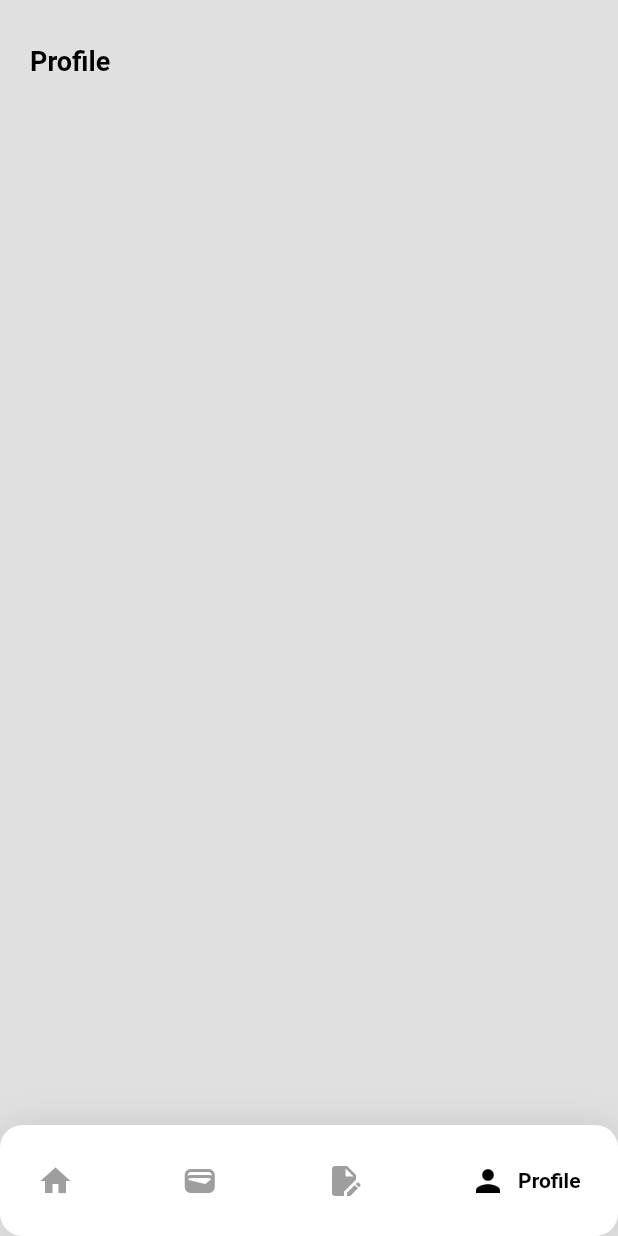
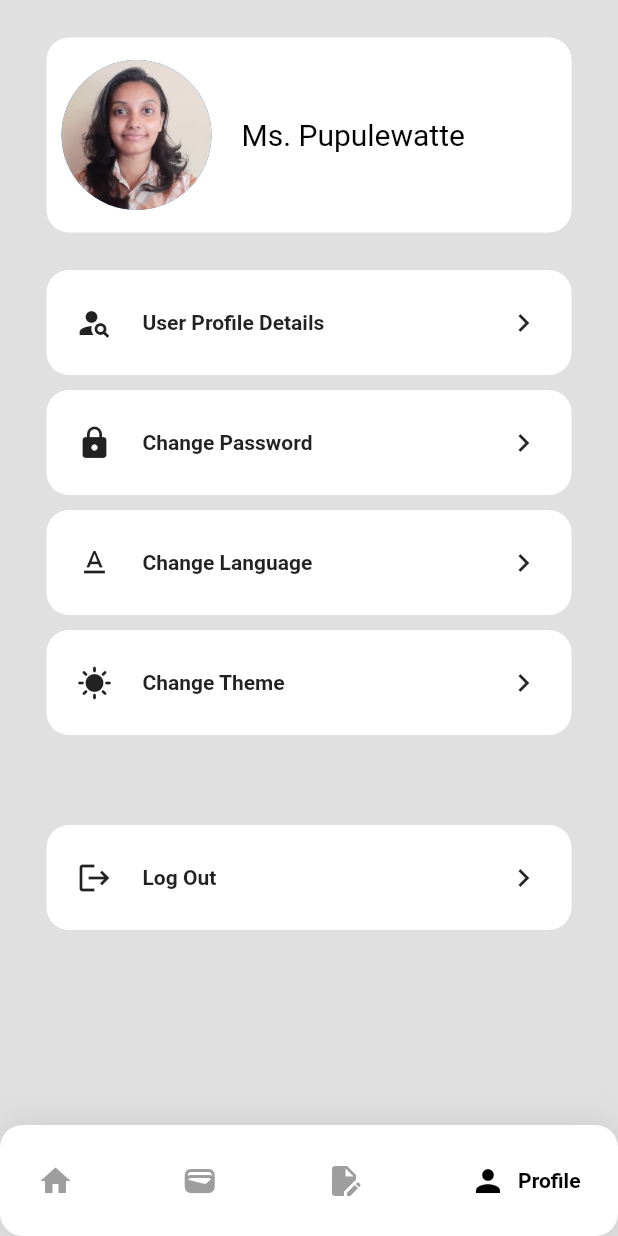
Before and after one commit to UCSC-TYGP-G07/oneid_mobile_app, a Flutter app: the Profile screen opened directly, on a phone screen of 412 x 824 dp. Run offline on Flutter 3.47's test engine with Material 2 defaults, Android fonts, the light colour scheme and no system bars; drawn by our look-alikes of google_nav_bar.

Commit message:
Create profile UI

```diff
--- /dev/null
+++ b/lib/components/profile_button.dart
@@ -0,0 +1,53 @@
+import 'package:flutter/material.dart';
+
+class profileButton extends StatelessWidget{
+  final Function()? onTap;
+  final String buttonText;
+  final IconData iconData;
+  const profileButton({
+    super.key,
+    required this.onTap,
+    required this.buttonText,
+    required this.iconData,
+  });
+
+  @override
+  Widget build(BuildContext context){
+    return GestureDetector(
+      onTap: onTap,
+      child: Container(
+        decoration: BoxDecoration(
+          //color: Colors.black,
+          color: Colors.white,
+          borderRadius: BorderRadius.circular(15)
+        ),
+        padding: const EdgeInsets.all(20),
+        margin: const EdgeInsets.symmetric(horizontal: 25),
+        child: Row(
+          mainAxisAlignment: MainAxisAlignment.spaceBetween,
+          children: [
+            Row(
+              children: [
+                Icon(
+                  iconData,
+                ),
+
+                const SizedBox(width: 20,),
+                Text(
+                  buttonText,
+                  style: const TextStyle(
+                    fontWeight: FontWeight.bold,
+                  ),
+                ),
+              ],
+            ),
+
+            Icon(
+              Icons.chevron_right,
+            )
+          ],
+        ),
+      ),
+    );
+  }
+}
--- /dev/null
+++ b/lib/pages/edit_profile.dart
@@ -0,0 +1,20 @@
+import 'package:flutter/material.dart';
+
+class EditProfile extends StatefulWidget {
+  EditProfile({Key? key}) : super(key: key);
+
+  @override
+  State<EditProfile> createState() => _EditProfile();
+}
+
+class _EditProfile extends State<EditProfile>{
+
+  final searchController = TextEditingController();
+
+  @override
+  Widget build(BuildContext context){
+    return Scaffold(
+
+    );
+  }
+}
--- a/lib/pages/profile.dart
+++ b/lib/pages/profile.dart
@@ -1,5 +1,7 @@
 import 'package:flutter/material.dart';
 import 'package:oneid_mobile_app/components/bottom_nav_bar.dart';
+import 'package:oneid_mobile_app/components/profile_button.dart';
+import 'edit_profile.dart';
 
 class Profile extends StatefulWidget {
   Profile({Key? key}) : super(key: key);
@@ -23,21 +25,118 @@ class _Profile extends State<Profile>{
           child: Column(
             children: [
 
-              //Ongoing approvals
-              SizedBox(height: 30,),
-              Padding(
-                padding: EdgeInsets.only(left: 20),
-                child: Align(
-                  alignment: Alignment.centerLeft,
-                  child: Text(
-                    'Profile',
-                    style: TextStyle(
-                      color: Colors.black,
-                      fontWeight: FontWeight.bold,
-                      fontSize: 18,
-                    ),
+              //Top Card
+              SizedBox(height: 25,),
+              Container(
+                width: 350,
+                height: 130,
+                decoration: BoxDecoration(
+                  color: Colors.white,
+                  borderRadius: BorderRadius.circular(15),
+                ),
+                child: Padding(
+                  padding: const EdgeInsets.symmetric(horizontal: 10),
+                  child: Row(
+                    children: [
+
+                      Container(
+                        alignment: Alignment.centerLeft,
+                        child: Stack(
+                          children: [
+                            const CircleAvatar(
+                              backgroundImage: AssetImage('lib/assets/proPic.jpeg'),
+                              radius: 50,
+                            ),
+                          ],
+                        ),
+                      ),
+
+                      SizedBox(
+                        height: 25,
+                        width: 20,
+                      ),
+                      Text(
+                        'Ms. Pupulewatte',
+                        style: TextStyle(
+                          color: Colors.black,
+                          fontSize: 20,
+                        ),
+                      ),
+
+                    ],
                   ),
-                )
+                ),
+              ),
+
+              //Middle Buttons
+              SizedBox(height: 25,),
+              SizedBox(
+                width: 400,
+                height: 70,
+                child: profileButton(
+                  onTap: (){
+                    Navigator.push(
+                      context,
+                      MaterialPageRoute(
+                        builder: (context) => EditProfile(),
+                      ),
+                    );
+                  },
+                  buttonText: 'User Profile Details',
+                  iconData: Icons.person_search,
+                ),
+              ),
+
+              SizedBox(height: 10,),
+              SizedBox(
+                width: 400,
+                height: 70,
+                child: profileButton(
+                  onTap: (){
+                    //Redirect to change password
+                  },
+                  buttonText: 'Change Password',
+                  iconData: Icons.lock,
+                ),
+              ),
+
+              SizedBox(height: 10,),
+              SizedBox(
+                width: 400,
+                height: 70,
+                child: profileButton(
+                  onTap: (){
+                    //Redirect to change language
+                  },
+                  buttonText: 'Change Language',
+                  iconData: Icons.text_format,
+                ),
+              ),
+
+              SizedBox(height: 10,),
+              SizedBox(
+                width: 400,
+                height: 70,
+                child: profileButton(
+                  onTap: (){
+                    //Redirect to change theme
+                  },
+                  buttonText: 'Change Theme',
+                  iconData: Icons.sunny,
+                ),
+              ),
+
+              SizedBox(height: 60,),
+              SizedBox(
+                width: 400,
+                height: 70,
+                child: profileButton(
+                  onTap: (){
+                    //Redirect to change password
+                  },
+                  buttonText: 'Log Out',
+                  iconData: Icons.logout,
+                ),
               ),
 
             ],
--- a/pubspec.yaml
+++ b/pubspec.yaml
@@ -62,6 +62,7 @@ flutter:
   # To add assets to your application, add an assets section, like this:
   assets:
     - lib/assets/loginImage.jpg
+    - lib/assets/proPic.jpeg
 
   # An image asset can refer to one or more resolution-specific "variants", see
   # https://flutter.dev/assets-and-images/#resolution-aware
```
Also changed, not shown: lib/assets/proPic.jpeg (added).
